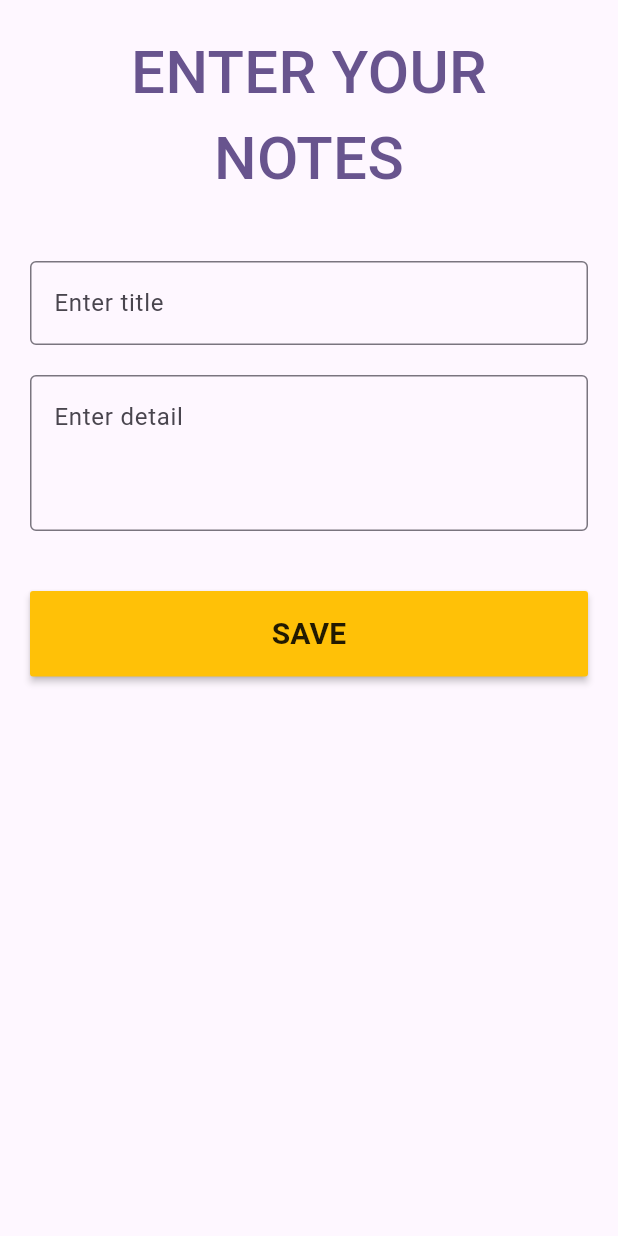
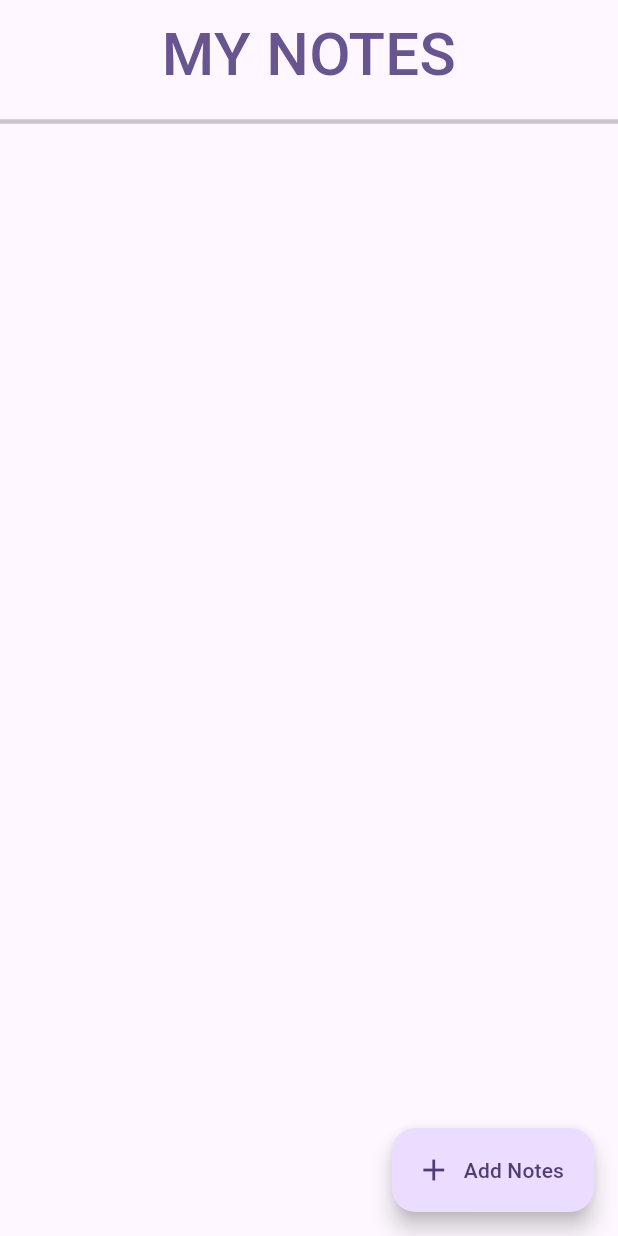
Before and after one commit to deepak20001/cubit_NotesApp, a Flutter app: the screen it shows after launch, on a phone screen of 412 x 824 dp. Run offline on Flutter 3.47's test engine with Material 3 defaults, Android fonts, the light colour scheme and no system bars; our stand-ins replace flutter_bloc.

Commit message:
handled adding notes operations via cubit

```diff
--- a/lib/cubit/addNotesCubit.dart
+++ b/lib/cubit/notesCubit.dart
@@ -1,16 +1,35 @@
+// ignore_for_file: public_member_api_docs, sort_constructors_first
 import 'package:flutter/material.dart';
 import 'package:flutter_bloc/flutter_bloc.dart';
+import '../model/notes_model.dart';
 
-class AddNotesCubit extends Cubit<String> {
-  AddNotesCubit() : super("start");
+class NotesState {
+  final List<Notes>? notes;
+
+  NotesState({
+    this.notes,
+  });
+}
+
+class NotesCubit extends Cubit<NotesState> {
+  NotesCubit() : super(NotesState());
 
   final titleController = TextEditingController();
   final detailController = TextEditingController();
   final formKey = GlobalKey<FormState>();
+  List<Notes> notes = [];
 
   void submit() {
     if (formKey.currentState!.validate()) {
-      debugPrint(titleController.text);
+      notes.add(
+        Notes(
+          title: titleController.text,
+          detail: detailController.text,
+        ),
+      );
+      emit(NotesState(notes: notes));
+      titleController.clear();
+      detailController.clear();
     }
   }
 
--- a/lib/main.dart
+++ b/lib/main.dart
@@ -1,4 +1,4 @@
-import 'package:cubit_notes_app/cubit/addNotesCubit.dart';
+import 'package:cubit_notes_app/cubit/notesCubit.dart';
 import 'package:flutter/material.dart';
 import 'package:flutter_bloc/flutter_bloc.dart';
 import 'pages/homePage.dart';
@@ -14,7 +14,7 @@ class MyApp extends StatelessWidget {
   @override
   Widget build(BuildContext context) {
     return BlocProvider(
-      create: (context) => AddNotesCubit(),
+      create: (context) => NotesCubit(),
       child: MaterialApp(
         title: 'Flutter Demo',
         debugShowCheckedModeBanner: false,
--- /dev/null
+++ b/lib/model/notes_model.dart
@@ -0,0 +1,10 @@
+// ignore_for_file: public_member_api_docs, sort_constructors_first
+class Notes {
+  String? title;
+  String? detail;
+
+  Notes({
+    this.title,
+    this.detail,
+  });
+}
--- a/lib/pages/homePage.dart
+++ b/lib/pages/homePage.dart
@@ -1,25 +1,36 @@
+import 'package:cubit_notes_app/pages/addNotesPage.dart';
 import 'package:flutter/material.dart';
 import 'package:flutter_bloc/flutter_bloc.dart';
-import '../cubit/addNotesCubit.dart';
+import '../cubit/notesCubit.dart';
 
 class HomePage extends StatelessWidget {
   const HomePage({super.key});
 
   @override
   Widget build(BuildContext context) {
-    final addNotesCubit = BlocProvider.of<AddNotesCubit>(context);
+    final notesCubit = BlocProvider.of<NotesCubit>(context);
 
     return Scaffold(
+      floatingActionButton: FloatingActionButton.extended(
+        onPressed: () {
+          Navigator.push(
+            context,
+            MaterialPageRoute(
+              builder: (_) => const AddNotesPage(),
+            ),
+          );
+        },
+        label: const Text("Add Notes"),
+        icon: const Icon(Icons.add),
+      ),
       body: SafeArea(
         child: SingleChildScrollView(
-          child: Padding(
-            padding: const EdgeInsets.all(20.0),
-            child: Form(
-              key: addNotesCubit.formKey,
           child: Column(
-                children: <Widget>[
-                  Text(
-                    "ENTER YOUR \nNOTES",
+            children: [
+              Padding(
+                padding: const EdgeInsets.all(8.0),
+                child: Text(
+                  "MY NOTES",
                   textAlign: TextAlign.center,
                   style: TextStyle(
                     fontSize: 40,
@@ -27,47 +38,48 @@ class HomePage extends StatelessWidget {
                     color: Theme.of(context).primaryColor,
                   ),
                 ),
-                  const SizedBox(height: 40),
-                  TextFormField(
-                    controller: addNotesCubit.titleController,
-                    validator: addNotesCubit.titleValidator,
-                    decoration: const InputDecoration(
-                      hintText: "Enter title",
-                      border: OutlineInputBorder(),
+              ),
+              const Divider(
+                thickness: 3.0,
+              ),
+              Padding(
+                padding: const EdgeInsets.all(10.0).copyWith(bottom: 80),
+                child: BlocBuilder<NotesCubit, NotesState>(
+                  builder: (context, state) {
+                    return ListView.separated(
+                      shrinkWrap: true,
+                      physics: const NeverScrollableScrollPhysics(),
+                      reverse: true,
+                      itemCount: notesCubit.notes.length,
+                      itemBuilder: (context, index) {
+                        return ListTile(
+                          title: Text(
+                            state.notes![index].title!.toUpperCase(),
+                            style: const TextStyle(
+                              fontWeight: FontWeight.w500,
+                              fontSize: 15,
+                              letterSpacing: 1.2,
                             ),
                           ),
-                  const SizedBox(height: 20),
-                  TextFormField(
-                    controller: addNotesCubit.detailController,
-                    validator: addNotesCubit.detailValidator,
-                    minLines: 3,
-                    maxLines: null,
-                    decoration: const InputDecoration(
-                      hintText: "Enter detail",
-                      border: OutlineInputBorder(),
+                          subtitle: Text(
+                            state.notes![index].detail!,
+                            style: TextStyle(
+                              color: Colors.grey.shade600,
                             ),
                           ),
-                  const SizedBox(height: 40),
-                  MaterialButton(
-                    color: Colors.amber,
-                    minWidth: double.infinity,
-                    onPressed: () {
-                      addNotesCubit.submit();
+                        );
                       },
-                    child: const Padding(
-                      padding: EdgeInsets.all(14.0),
-                      child: Text(
-                        "SAVE",
-                        style: TextStyle(
-                          fontWeight: FontWeight.w600,
-                          fontSize: 20,
+                      separatorBuilder: (context, index) {
+                        return Divider(
+                          color: Colors.grey.shade300,
+                          thickness: 1.5,
+                        );
+                      },
+                    );
+                  },
                 ),
               ),
-                    ),
-                  )
             ],
-              ),
-            ),
           ),
         ),
       ),
```
Also changed, not shown: lib/pages/addNotesPage.dart (added, +77 -0 lines). Lines whose indentation alone changed are shown as unchanged.
